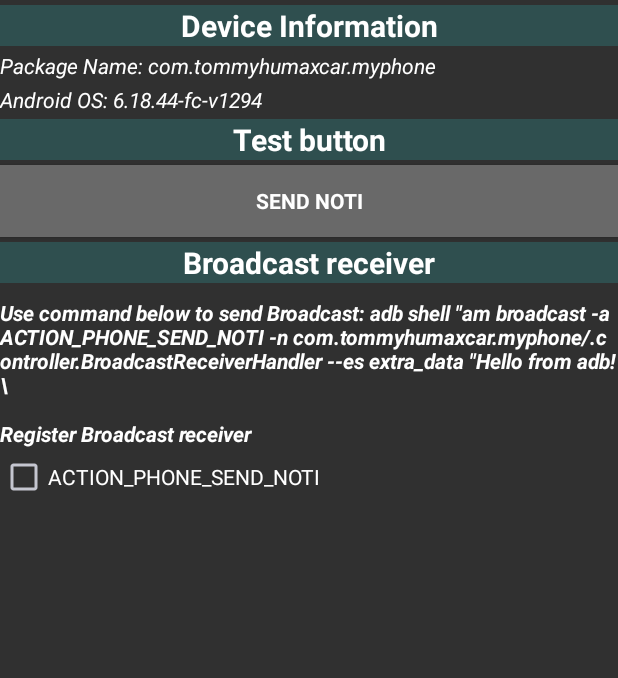
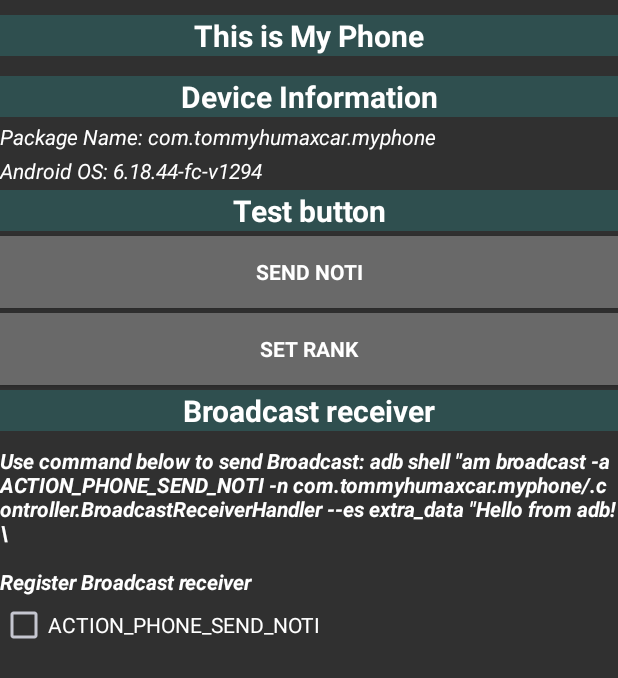
Before and after one commit to Tommy-ttan/myphone, an Android app: the screen it shows after launch (MainActivity), on a phone screen of 412 x 824 dp. Shown: the top 678 px of the screen. Run offline under Robolectric (Android 15) with nearby library versions, the phone set to English and light mode, and no system bars.

Commit message:
add logtag and set rank func

```diff
--- a/app/src/main/AndroidManifest.xml
+++ b/app/src/main/AndroidManifest.xml
@@ -2,6 +2,10 @@
 <manifest xmlns:android="http://schemas.android.com/apk/res/android"
     xmlns:tools="http://schemas.android.com/tools">
 
+<!--    <permission-->
+<!--        android:name="com.humaxdigital.automotive.systemui.permission.SET_RANK_PERMISSION"-->
+<!--        android:protectionLevel="normal">-->
+<!--    </permission>-->
     <uses-permission android:name="android.permission.POST_NOTIFICATIONS" />
     <application
         android:allowBackup="true"
--- a/app/src/main/java/com/tommyhumaxcar/myphone/activity/MainActivity.java
+++ b/app/src/main/java/com/tommyhumaxcar/myphone/activity/MainActivity.java
@@ -19,11 +19,11 @@ import com.tommyhumaxcar.myphone.R;
 import com.tommyhumaxcar.myphone.common.AppInfo;
 import com.tommyhumaxcar.myphone.common.UiStyle;
 import com.tommyhumaxcar.myphone.controller.NotiSender;
+import com.tommyhumaxcar.myphone.controller.SetRank;
 
 public class MainActivity extends AppCompatActivity {
-    private final String TAG = "MainActivity";
+    private final String TAG = AppInfo.APP + "MainActivity";
     LinearLayout mMainLayout = null;
-    int iconId = R.drawable.my_phone;
     Context mContext = this;
     View.OnClickListener defaultButtonClicked = new View.OnClickListener() {
         @Override
@@ -51,6 +51,9 @@ public class MainActivity extends AppCompatActivity {
     }
 
     private void generateUI() {
+        //Header
+        addTextView("This is My Phone", UiStyle.STYLE_2, UiStyle.LAYOUT_STYLE_3);
+
         // Header
         addTextView("Device Information", UiStyle.STYLE_2, UiStyle.LAYOUT_STYLE_2);
         // Device Information
@@ -63,6 +66,8 @@ public class MainActivity extends AppCompatActivity {
         addTextView("Test button", UiStyle.STYLE_2, UiStyle.LAYOUT_STYLE_2);
         // Test button
         addButton("Send Noti", NotiSender.getInstance().onButtonClick(),
+                UiStyle.STYLE_1, UiStyle.LAYOUT_STYLE_1);
+        addButton("Set Rank", SetRank.getInstance().onButtonClick(),
                 UiStyle.STYLE_1, UiStyle.LAYOUT_STYLE_1);
 
         // Header
--- a/app/src/main/java/com/tommyhumaxcar/myphone/common/AppInfo.java
+++ b/app/src/main/java/com/tommyhumaxcar/myphone/common/AppInfo.java
@@ -9,8 +9,8 @@ import android.view.WindowManager;
 import com.tommyhumaxcar.myphone.R;
 
 public class AppInfo {
-    public static String    OWNER               =   "TOMMY";
-    private static String   TAG                 =   "AppInfo";
+    public static String    APP                 =   "MY PHONE - ";
+    private static String   TAG                 =   APP + "AppInfo";
     public static String    CHANNEL_ID          =   "TOMMY_CHANNEL_ID";
     public static String    CHANNEL_NAME        =   "TOMMY_CHANNEL_NAME";
     public static int       CHANNEL_IMPORTANT   =   NotificationManager.IMPORTANCE_DEFAULT;
--- a/app/src/main/java/com/tommyhumaxcar/myphone/common/UiStyle.java
+++ b/app/src/main/java/com/tommyhumaxcar/myphone/common/UiStyle.java
@@ -13,7 +13,6 @@ import android.widget.TextView;
 import com.tommyhumaxcar.myphone.R;
 
 public class UiStyle {
-    //    private final String TAG = AppInfo.OWNER+"LayoutStyle";
     private static UiStyle mInstance = null;
 
     public static final int STYLE_0 = 0; // Base as default
--- a/app/src/main/java/com/tommyhumaxcar/myphone/controller/BroadcastReceiverHandler.java
+++ b/app/src/main/java/com/tommyhumaxcar/myphone/controller/BroadcastReceiverHandler.java
@@ -5,8 +5,10 @@ import android.content.Context;
 import android.content.Intent;
 import android.util.Log;
 
+import com.tommyhumaxcar.myphone.common.AppInfo;
+
 public class BroadcastReceiverHandler extends BroadcastReceiver {
-    private static String TAG = "BroadcastReceiverHandler";
+    private static String TAG = AppInfo.APP + "BroadcastReceiverHandler";
     @Override
     public void onReceive(Context context, Intent intent) {
         String act = intent.getAction();
--- a/app/src/main/java/com/tommyhumaxcar/myphone/controller/NotiSender.java
+++ b/app/src/main/java/com/tommyhumaxcar/myphone/controller/NotiSender.java
@@ -19,9 +19,8 @@ import com.tommyhumaxcar.myphone.common.AppInfo;
 import java.util.HashSet;
 
 public class NotiSender {
-    private final String TAG = "NotiSender";
+    private final String TAG = AppInfo.APP + "NotiSender";
     private HashSet<String> notiCheckBox = new HashSet<>();
-//    HashSet<String> hashSet = new HashSet<>();
     private static NotiSender mInstance = null;
     private NotiSender() {};
     public static NotiSender getInstance() {
--- /dev/null
+++ b/app/src/main/java/com/tommyhumaxcar/myphone/controller/SetRank.java
@@ -0,0 +1,38 @@
+package com.tommyhumaxcar.myphone.controller;
+
+import android.content.Intent;
+import android.util.Log;
+import android.view.View;
+import android.widget.Button;
+
+import com.tommyhumaxcar.myphone.common.AppInfo;
+
+public class SetRank {
+    private final String TAG = AppInfo.APP + "SetRank";
+    private String pkgPhone = "com.tommyhumaxcar.myphone";
+    private static SetRank mInstance = null;
+    private SetRank() {};
+    public static SetRank getInstance() {
+        if (mInstance == null) {
+            mInstance = new SetRank();
+        }
+        return mInstance;
+    }
+
+    private void sendBroadcastSetRank() {
+        Intent intent = new Intent("ACTION_SET_RANK");
+        intent.putExtra("KEY_SET_RANK", pkgPhone);
+        AppInfo.getInstance().getApplicationContext().sendBroadcast(intent);
+    }
+
+    public View.OnClickListener onButtonClick(){
+        return new View.OnClickListener() {
+            @Override
+            public void onClick(View v) {
+                Button btn = (Button)v;
+                Log.d(TAG, "ButtonClick: " + btn.getText().toString());
+                sendBroadcastSetRank();
+            }
+        };
+    }
+}
```
